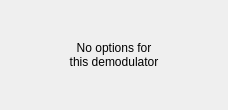
vladisslav2011/gqrx, file src/qtgui/demod_options.ui: the form before one commit.
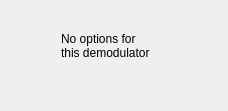
The form after the commit. Icons and pictures are not drawn.

```diff
--- a/src/qtgui/demod_options.ui
+++ b/src/qtgui/demod_options.ui
@@ -7,7 +7,7 @@
     <x>0</x>
     <y>0</y>
     <width>228</width>
-    <height>110</height>
+    <height>111</height>
    </rect>
   </property>
   <property name="windowTitle">
@@ -27,7 +27,7 @@
       </size>
      </property>
      <property name="currentIndex">
-      <number>0</number>
+      <number>5</number>
      </property>
      <widget class="QWidget" name="demodNoOpt">
       <layout class="QHBoxLayout" name="horizontalLayout">
@@ -354,6 +354,28 @@
        </item>
       </layout>
      </widget>
+     <widget class="QWidget" name="demodFmPll">
+      <widget class="QLabel" name="label_3">
+       <property name="geometry">
+        <rect>
+         <x>50</x>
+         <y>20</y>
+         <width>94</width>
+         <height>29</height>
+        </rect>
+       </property>
+       <property name="sizePolicy">
+        <sizepolicy hsizetype="Maximum" vsizetype="Maximum">
+         <horstretch>0</horstretch>
+         <verstretch>0</verstretch>
+        </sizepolicy>
+       </property>
+       <property name="text">
+        <string>No options for
+this demodulator</string>
+       </property>
+      </widget>
+     </widget>
     </widget>
    </item>
   </layout>
```
Left out of the diff: 6 changed lines with no effect on the pictures.
